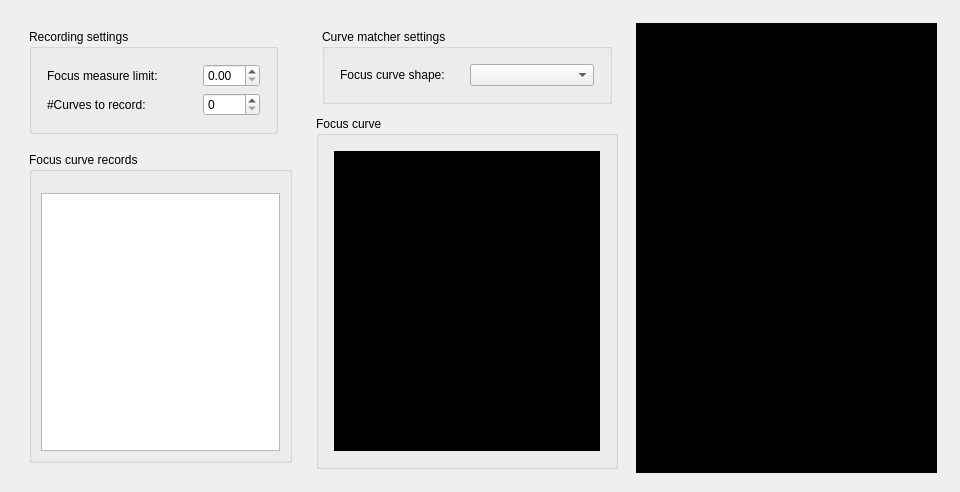
Qt form source/focus_finder/gui/focus_curve_recorder_panel.ui (carsten0x51h/focus_finder) before a commit.
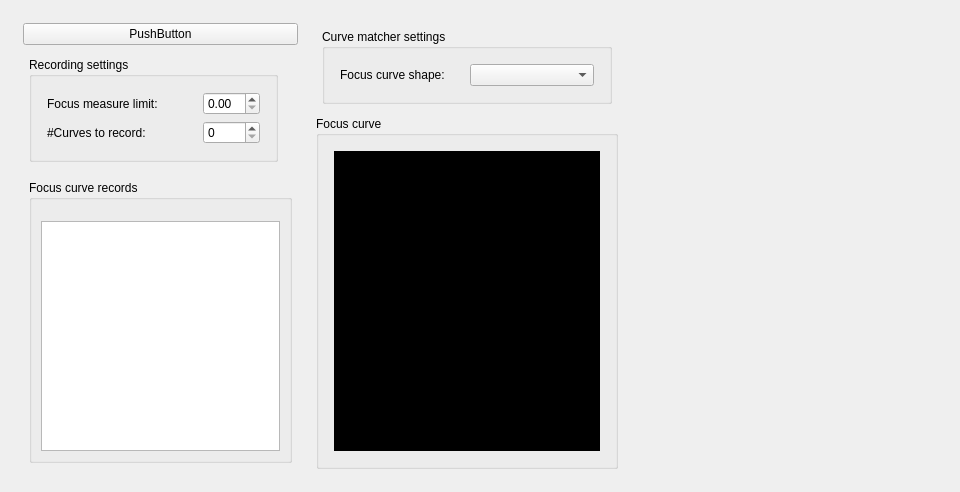
The same form after that commit.

Commit message: Added focus curve recorder detail panels.

What changed in the file:
```diff
--- a/source/focus_finder/gui/focus_curve_recorder_panel.ui
+++ b/source/focus_finder/gui/focus_curve_recorder_panel.ui
@@ -50,7 +50,7 @@
       <number>6</number>
      </property>
      <item row="0" column="1">
-      <layout class="QGridLayout" name="layFocusCurveViewPanel">
+      <layout class="QGridLayout" name="lay">
        <property name="leftMargin">
         <number>6</number>
        </property>
@@ -134,7 +134,7 @@
          </property>
          <layout class="QGridLayout" name="gridLayout_15">
           <item row="0" column="0">
-           <layout class="QGridLayout" name="gridLayout_14" rowstretch="0" columnstretch="0" rowminimumheight="0">
+           <layout class="QGridLayout" name="layFocusCurveViewPanel" rowstretch="0" columnstretch="0" rowminimumheight="0">
             <property name="leftMargin">
              <number>6</number>
             </property>
@@ -168,7 +168,7 @@
       </layout>
      </item>
      <item row="0" column="0">
-      <layout class="QGridLayout" name="gridLayout_4" rowstretch="0,0" columnstretch="0">
+      <layout class="QGridLayout" name="gridLayout_4" rowstretch="0,0,0" columnstretch="0">
        <property name="leftMargin">
         <number>6</number>
        </property>
@@ -181,7 +181,7 @@
        <property name="bottomMargin">
         <number>6</number>
        </property>
-       <item row="0" column="0">
+       <item row="1" column="0">
         <layout class="QGridLayout" name="layCurveRecorderRecordingSettings">
          <property name="leftMargin">
           <number>6</number>
@@ -254,7 +254,7 @@
          </item>
         </layout>
        </item>
-       <item row="1" column="0">
+       <item row="2" column="0">
         <layout class="QGridLayout" name="gridLayout_6">
          <property name="leftMargin">
           <number>6</number>
@@ -309,6 +309,13 @@
          </item>
         </layout>
        </item>
+       <item row="0" column="0">
+        <widget class="QPushButton" name="pushButton">
+         <property name="text">
+          <string>PushButton</string>
+         </property>
+        </widget>
+       </item>
       </layout>
      </item>
      <item row="0" column="2">
@@ -326,7 +333,13 @@
         <number>6</number>
        </property>
        <item row="0" column="0">
-        <widget class="QWidget" name="widget_2" native="true">
+        <widget class="QWidget" name="wgtDetailsWidget" native="true">
+         <property name="sizePolicy">
+          <sizepolicy hsizetype="Preferred" vsizetype="Preferred">
+           <horstretch>1</horstretch>
+           <verstretch>1</verstretch>
+          </sizepolicy>
+         </property>
          <property name="minimumSize">
           <size>
            <width>300</width>
@@ -334,7 +347,7 @@
           </size>
          </property>
          <property name="styleSheet">
-          <string notr="true">background-color: black;</string>
+          <string notr="true"/>
          </property>
         </widget>
        </item>
```
Left out of the diff: 2 changed lines with no effect on the pictures. The commit also changes 24 other files.
